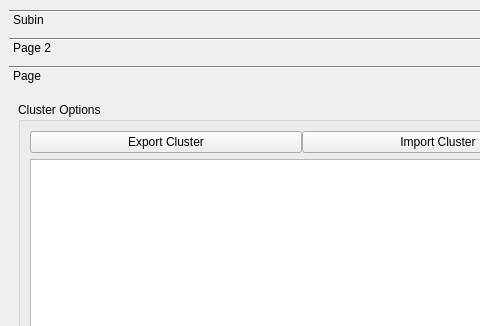
subing85/subins_tutorials, file smartDeform/resources/ui/from_ui.ui: the form before one commit; both pictures show x 0 to 480 and y 0 to 326 of the 604 by 758 pixel window.
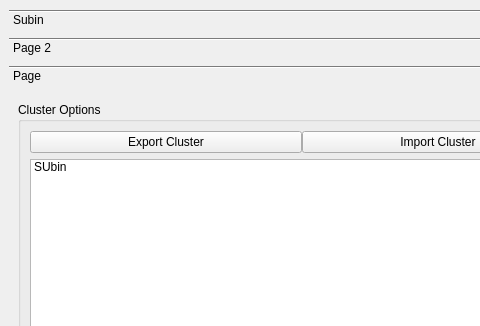
The form after the commit. The open tabs and pages were chosen to show the change. Icons and pictures are not drawn.

What changed in the file:
```diff
--- a/smartDeform/resources/ui/from_ui.ui
+++ b/smartDeform/resources/ui/from_ui.ui
@@ -507,6 +507,11 @@
              <property name="selectionMode">
               <enum>QAbstractItemView::ExtendedSelection</enum>
              </property>
+             <item>
+              <property name="text">
+               <string>SUbin</string>
+              </property>
+             </item>
             </widget>
            </item>
           </layout>
```
Left out of the diff: 4 changed lines with no effect on the pictures.
